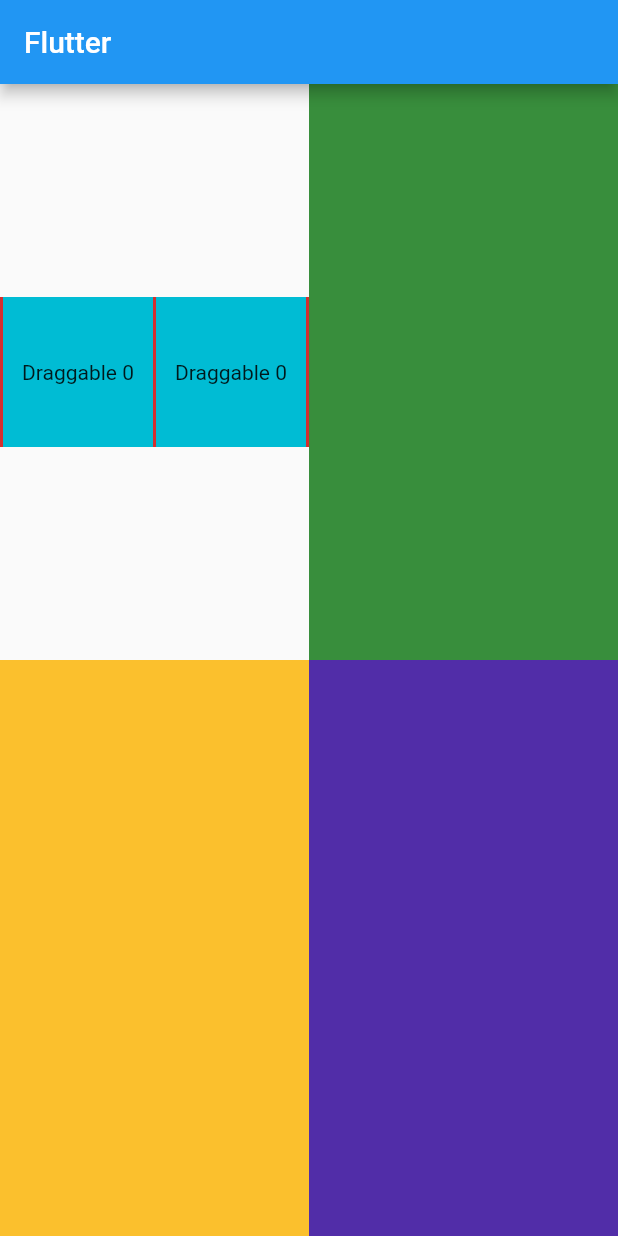
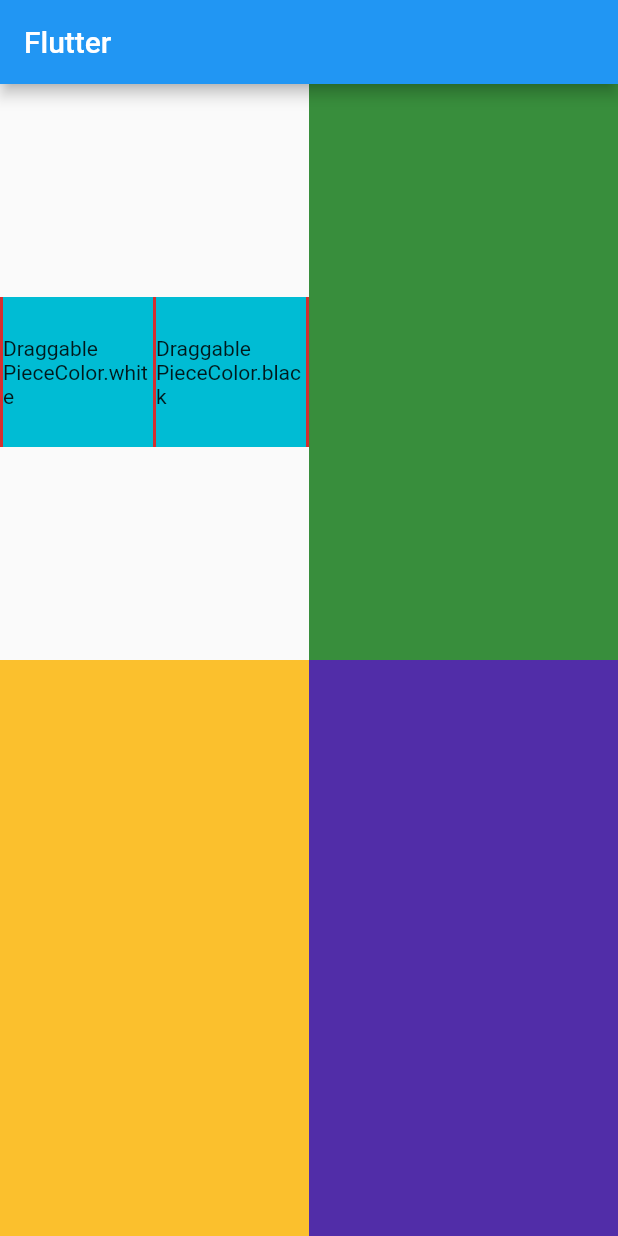
Before and after one commit to IgorOffline/FlutterHelloWorld, a Flutter app: the screen it shows after launch, on a phone screen of 412 x 824 dp. Run offline on Flutter 3.47's test engine with Material 2 defaults, Android fonts, the phone set to English and light mode, and no system bars; missing offline and left inert: chess_vectors_flutter.

Commit message:
BoardSquare pieceColor drag and drop exchange

```diff
--- a/lib/main.dart
+++ b/lib/main.dart
@@ -67,8 +67,8 @@ class MyStatefulWidget extends StatefulWidget {
 }
 
 class _MyStatefulWidgetState extends State<MyStatefulWidget> {
-  int sum1 = 0;
-  int sum2 = 0;
+  BoardSquare a1 = BoardSquare(BoardLetter.a, BoardNumber.n1, Piece.king, PieceColor.white);
+  BoardSquare b1 = BoardSquare(BoardLetter.b, BoardNumber.n1, Piece.king, PieceColor.black);
   double commonSize = 50;
 
   @override
@@ -85,7 +85,7 @@ class _MyStatefulWidgetState extends State<MyStatefulWidget> {
                     child: Row(
                       mainAxisAlignment: MainAxisAlignment.spaceEvenly,
                       children: <Widget>[
-                        DragTarget<int>(
+                        DragTarget<BoardSquare>(
                           builder: (
                             BuildContext context,
                             List<dynamic> accepted,
@@ -96,9 +96,9 @@ class _MyStatefulWidgetState extends State<MyStatefulWidget> {
                               width: 100.0,
                               color: Colors.cyan,
                               child: Center(
-                                child: Draggable<int>(
+                                child: Draggable<BoardSquare>(
                                   // Data is the value this Draggable stores.
-                                  data: 10,
+                                  data: a1,
                                   feedback: Container(
                                     color: Colors.transparent,
                                     height: 100,
@@ -110,7 +110,7 @@ class _MyStatefulWidgetState extends State<MyStatefulWidget> {
                                     width: 100.0,
                                     color: Colors.transparent,
                                     child: Center(
-                                      child: Text('Child When Dragging $sum1'),
+                                      child: Text('Child When Dragging ${a1.pieceColor}'),
                                     ),
                                   ),
                                   child: Container(
@@ -118,20 +118,22 @@ class _MyStatefulWidgetState extends State<MyStatefulWidget> {
                                     width: 100.0,
                                     color: Colors.transparent,
                                     child: Center(
-                                      child: Text('Draggable $sum1'),
+                                      child: Text('Draggable ${a1.pieceColor}'),
                                     ),
                                   ),
                                 ),
                               ),
                             );
                           },
-                          onAccept: (int data) {
+                          onAccept: (BoardSquare data) {
                             setState(() {
-                              sum1 += data;
+                              var tempPieceColor = a1.pieceColor;
+                              a1.pieceColor = data.pieceColor;
+                              data.pieceColor = tempPieceColor;
                             });
                           },
                         ),
-                        DragTarget<int>(
+                        DragTarget<BoardSquare>(
                           builder: (
                               BuildContext context,
                               List<dynamic> accepted,
@@ -142,9 +144,9 @@ class _MyStatefulWidgetState extends State<MyStatefulWidget> {
                               width: 100.0,
                               color: Colors.cyan,
                               child: Center(
-                                child: Draggable<int>(
+                                child: Draggable<BoardSquare>(
                                   // Data is the value this Draggable stores.
-                                  data: 10,
+                                  data: b1,
                                   feedback: Container(
                                     color: Colors.transparent,
                                     height: 100,
@@ -156,7 +158,7 @@ class _MyStatefulWidgetState extends State<MyStatefulWidget> {
                                     width: 100.0,
                                     color: Colors.transparent,
                                     child: Center(
-                                      child: Text('Child When Dragging $sum2'),
+                                      child: Text('Child When Dragging ${b1.pieceColor}'),
                                     ),
                                   ),
                                   child: Container(
@@ -164,16 +166,18 @@ class _MyStatefulWidgetState extends State<MyStatefulWidget> {
                                     width: 100.0,
                                     color: Colors.transparent,
                                     child: Center(
-                                      child: Text('Draggable $sum2'),
+                                      child: Text('Draggable ${b1.pieceColor}'),
                                     ),
                                   ),
                                 ),
                               ),
                             );
                           },
-                          onAccept: (int data) {
+                          onAccept: (BoardSquare data) {
                             setState(() {
-                              sum2 += data;
+                              var tempPieceColor = b1.pieceColor;
+                              b1.pieceColor = data.pieceColor;
+                              data.pieceColor = tempPieceColor;
                             });
                           },
                         ),
```
